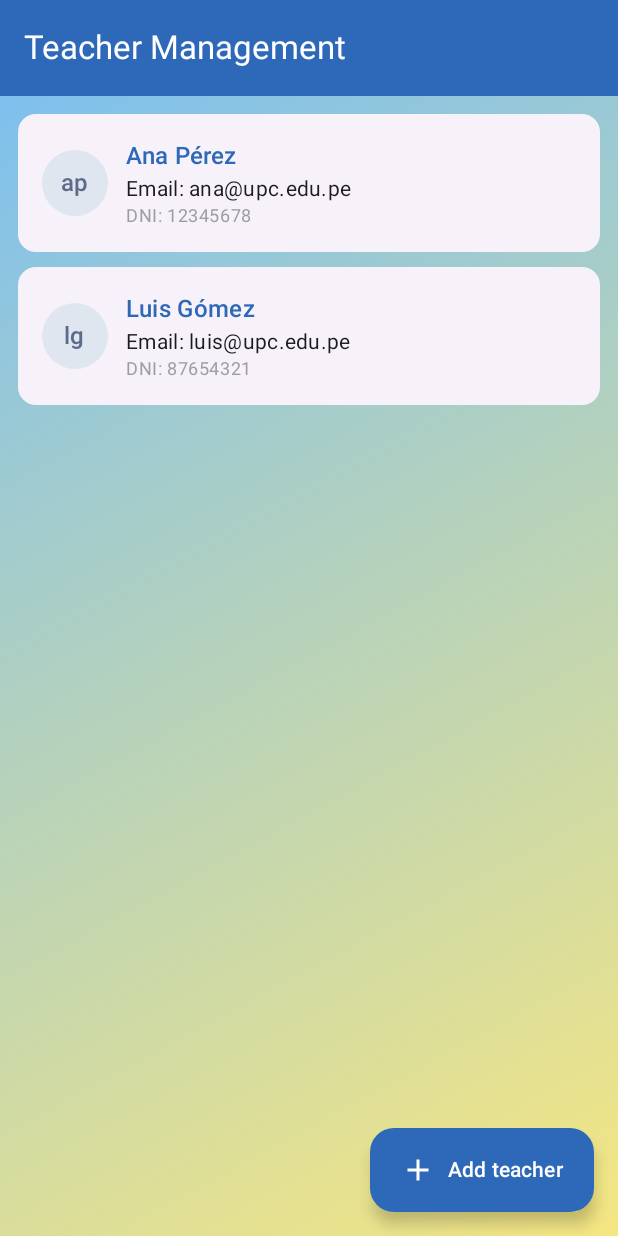
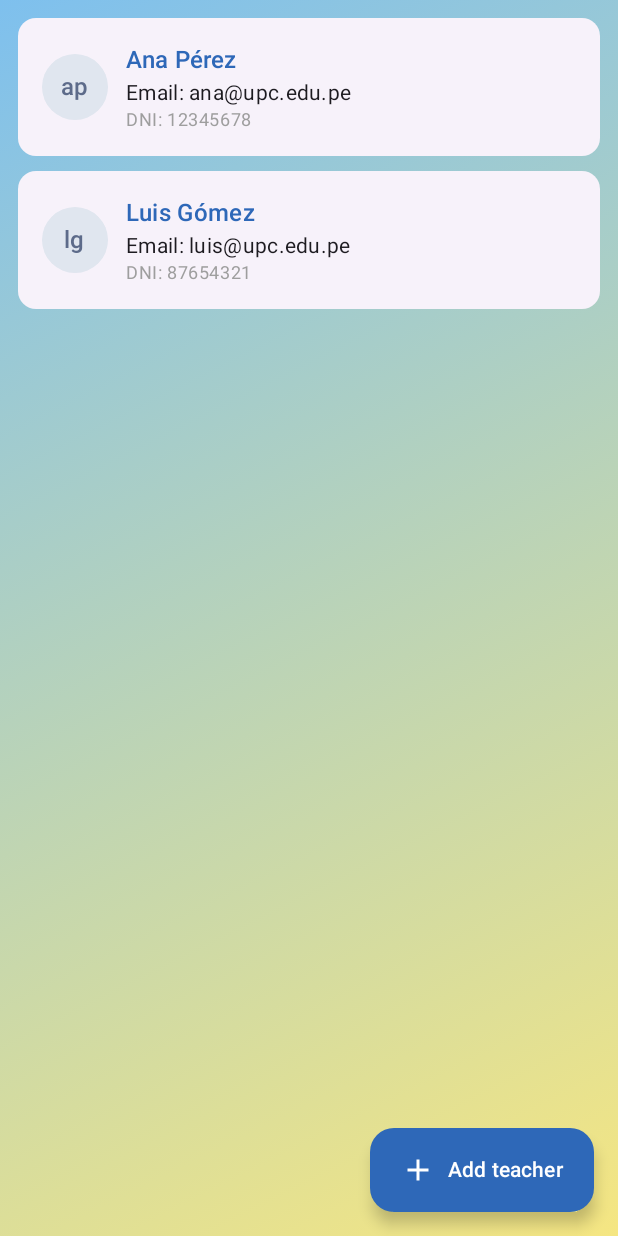
Before and after one commit to AplicacionesMovilesOrg/Eduspace-android-native-app, an Android app built with Jetpack Compose: the @Preview function TeachersPreview_List, on a phone screen of 412 x 824 dp. Run offline under Robolectric (Android 15) with nearby library versions, the light colour scheme and no system bars; libraries missing offline, so code that uses them is left out: androidx.hilt.lifecycle.

Commit message:
feat(teachers): Integrate teachers screen into navigation

```diff
--- a/app/src/main/AndroidManifest.xml
+++ b/app/src/main/AndroidManifest.xml
@@ -5,6 +5,7 @@
     <uses-permission android:name="android.permission.ACCESS_NETWORK_STATE"/>
 
     <application
+        android:name=".MyApplication"
         android:allowBackup="true"
         android:dataExtractionRules="@xml/data_extraction_rules"
         android:fullBackupContent="@xml/backup_rules"
@@ -16,7 +17,6 @@
         <activity
             android:name=".MainActivity"
             android:exported="true"
-            android:label="@string/app_name"
             android:theme="@style/Theme.Eduspace">
             <intent-filter>
                 <action android:name="android.intent.action.MAIN" />
--- a/app/src/main/java/upc/edu/pe/eduspace/core/navigation/EduSpaceNavigation.kt
+++ b/app/src/main/java/upc/edu/pe/eduspace/core/navigation/EduSpaceNavigation.kt
@@ -31,6 +31,7 @@ import upc.edu.pe.eduspace.features.menu.data.MenuRepositoryImpl
 import upc.edu.pe.eduspace.features.menu.domain.GetMenuUseCase
 import upc.edu.pe.eduspace.features.menu.domain.model.Screen
 import upc.edu.pe.eduspace.features.menu.presentation.SimpleScreen
+import upc.edu.pe.eduspace.features.teachers.presentation.teachers.TeachersRoute
 
 @OptIn(ExperimentalMaterial3Api::class)
 @Composable
@@ -90,7 +91,7 @@ fun EduSpaceNavigation(onLogout: () -> Unit) {
                 composable(Screen.CLASSROOMS.route) { SimpleScreen("Classrooms") }
                 composable(Screen.SHARED_SPACES.route) { SimpleScreen("Shared Spaces") }
                 composable(Screen.MEETINGS.route) { SimpleScreen("Meetings") }
-                composable(Screen.TEACHERS.route) { SimpleScreen("Teachers") }
+                composable(Screen.TEACHERS.route) { TeachersRoute() }
             }
         }
 //...
--- a/app/src/main/java/upc/edu/pe/eduspace/features/teachers/presentation/teachers/Teachers.kt
+++ b/app/src/main/java/upc/edu/pe/eduspace/features/teachers/presentation/teachers/Teachers.kt
@@ -96,15 +96,6 @@ private fun TeachersContent(
     onTeacherClick: (Teacher) -> Unit = {}
 ) {
     Scaffold(
-        topBar = {
-            TopAppBar(
-                title = { Text("Teacher Management") },
-                colors = TopAppBarDefaults.topAppBarColors(
-                    containerColor = Color(0xFF2E68B8),
-                    titleContentColor = Color.White
-                )
-            )
-        },
         floatingActionButton = {
             ExtendedFloatingActionButton(
                 onClick = onAddTeacher,
```
